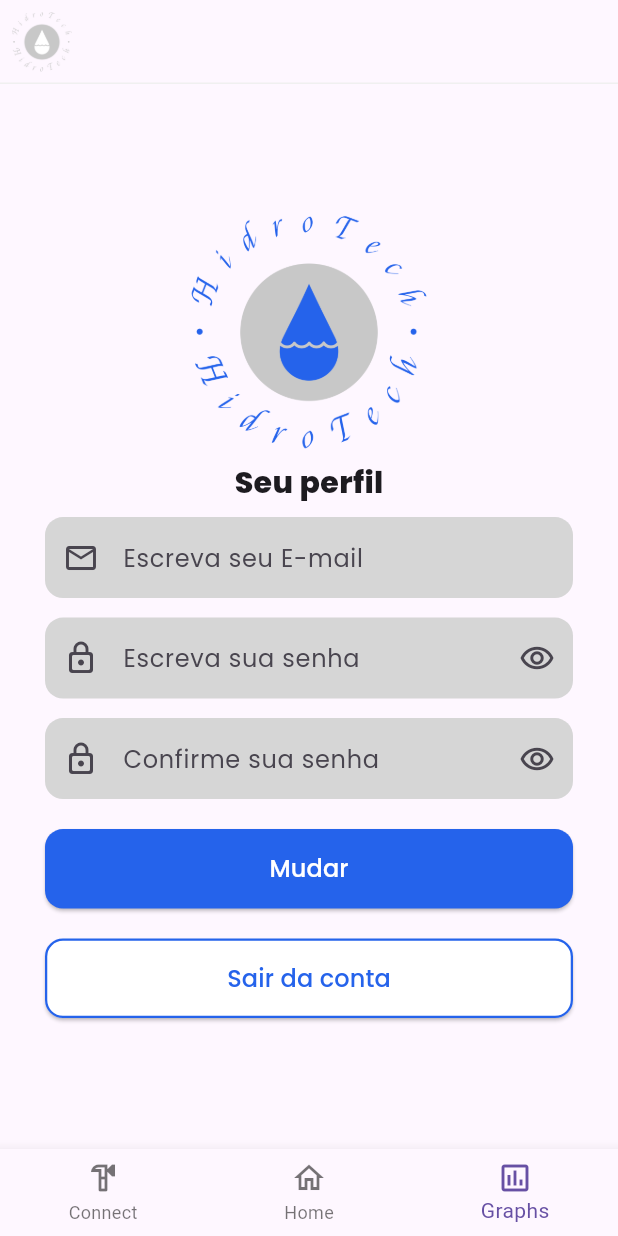
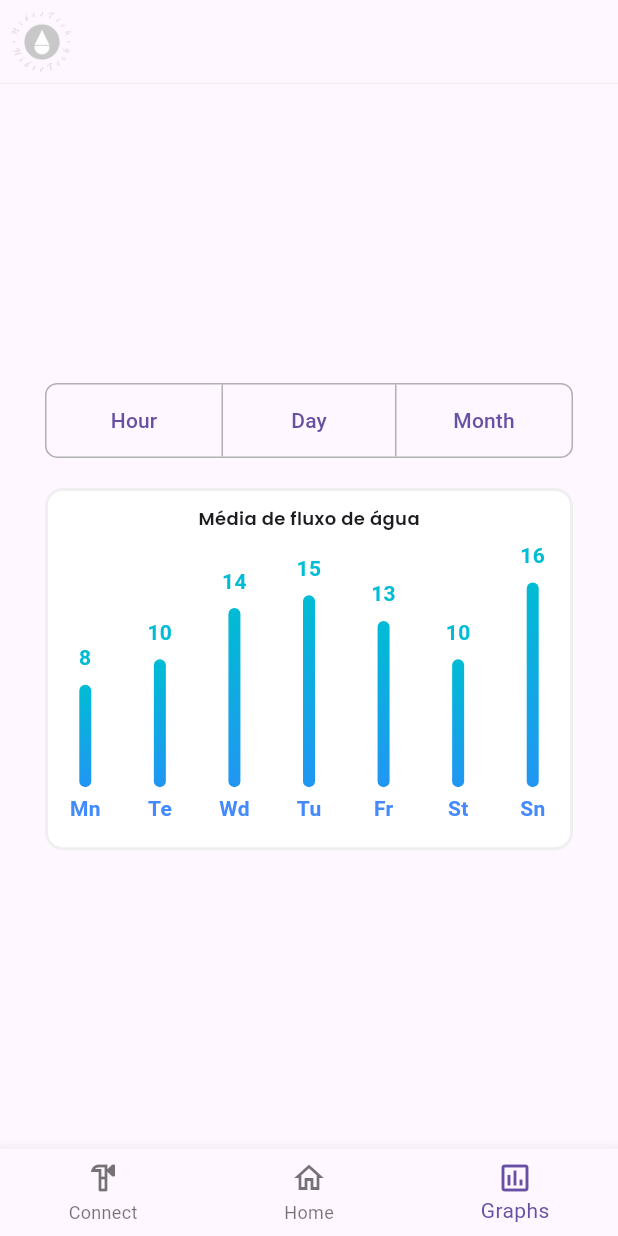
Before and after one commit to Felip3ra/ProjetoMeioAmbiente, a Flutter app: the screen it shows after launch, on a phone screen of 412 x 824 dp. Run offline on Flutter 3.47's test engine with Material 3 defaults, Android fonts, the phone set to English and light mode, and no system bars; drawn by our look-alikes of fl_chart; our stand-ins replace google_fonts.

Commit message:
feat: Tela de graphs incompleta

```diff
--- a/hidro_tech/lib/main.dart
+++ b/hidro_tech/lib/main.dart
@@ -1,4 +1,5 @@
 import 'package:flutter/material.dart';
+import 'package:hidro_tech/pages/graphsPage.dart';
 import 'package:hidro_tech/pages/loginPage.dart';
 import 'package:hidro_tech/pages/profilePage.dart';
 import 'package:hidro_tech/pages/signUpPage.dart';
@@ -7,6 +8,7 @@ import 'package:hidro_tech/pages/codePage.dart';
 import 'package:hidro_tech/pages/newPasswordPage.dart';
 import 'package:hidro_tech/pages/homePage.dart';
 import 'package:hidro_tech/pages/connectPage.dart';
+
 void main(){
   runApp(MyApp());
 }
@@ -18,7 +20,7 @@ class MyApp extends StatelessWidget {
   Widget build(BuildContext context) {
     return MaterialApp(
       debugShowCheckedModeBanner: false,
-      home: profilePage(),
+      home: graphsPage(),
     );
   }
 }
--- /dev/null
+++ b/hidro_tech/lib/pages/graphsPage.dart
@@ -0,0 +1,52 @@
+import 'package:flutter/material.dart';
+import 'package:hidro_tech/widgets/graphs.dart';
+import 'package:hidro_tech/widgets/hardwareStatus.dart';
+import 'package:hidro_tech/widgets/averageGraph.dart';
+import 'package:hidro_tech/widgets/currentFlow.dart';
+import 'package:hidro_tech/widgets/selectButtom.dart';
+
+class graphsPage extends StatefulWidget {
+  graphsPage({super.key});
+
+  @override
+  State<graphsPage> createState() => _graphsPageState();
+}
+
+class _graphsPageState extends State<graphsPage> {
+  @override
+  Widget build(BuildContext context) {
+    return Scaffold(
+      appBar: AppBar(
+        shape: Border(bottom: BorderSide(width: 1, color: Color(0xffF0F0F0),),),
+        leading: IconButton(
+          onPressed: () {},
+          icon: Image.asset('assets/logo2.png'),
+        ),
+      ),
+      bottomNavigationBar: BottomNavigationBar(
+
+        currentIndex: 2,
+        items: [
+          BottomNavigationBarItem(
+              icon: Icon(Icons.hardware_outlined), label: 'Connect'),
+          BottomNavigationBarItem(
+              icon: Icon(Icons.home_outlined), label: 'Home'),
+          BottomNavigationBarItem(
+              icon: Icon(Icons.assessment_outlined), label: 'Graphs'),
+        ],
+      ),
+      body: Center(
+        child: Padding(
+          padding: const EdgeInsets.all(30.0),
+          child: Column(
+            mainAxisSize: MainAxisSize.min,
+            children: [
+              Selectbuttom(),
+              graphs(),
+            ],
+          ),
+        ),
+      ),
+    );
+  }
+}
--- /dev/null
+++ b/hidro_tech/lib/widgets/graphs.dart
@@ -0,0 +1,217 @@
+
+import 'package:fl_chart/fl_chart.dart';
+import 'package:flutter/material.dart';
+import 'package:google_fonts/google_fonts.dart';
+
+class graphs extends StatelessWidget {
+  const graphs();
+
+  @override
+  Widget build(BuildContext context) {
+    return Container(
+      margin: EdgeInsets.fromLTRB(0, 20, 0, 0),
+      padding: EdgeInsets.symmetric(vertical: 10,),
+      decoration: BoxDecoration(
+        borderRadius: BorderRadius.circular(12),
+        border: Border.all(width: 2, color: Color(0xffEFEFEF),),
+        color: Colors.white
+      ),
+      child: AspectRatio(
+        aspectRatio: 1.6,
+        child: Column(
+          crossAxisAlignment: CrossAxisAlignment.stretch,
+          children: [
+            Row(
+              mainAxisAlignment: MainAxisAlignment.center,
+              children: [
+                Text('Média de fluxo de água', style: GoogleFonts.poppins(textStyle: TextStyle(fontSize: 12, fontWeight: FontWeight.w600),),),
+              ],
+            ),
+            Expanded(
+              child: BarChart(
+                BarChartData(
+                  barTouchData: barTouchData,
+                  titlesData: titlesData,
+                  borderData: borderData,
+                  barGroups: barGroups,
+                  gridData: const FlGridData(show: false),
+                  alignment: BarChartAlignment.spaceAround,
+                  maxY: 20,
+                ),
+              ),
+            ),
+          ],
+        ),
+      ),
+    );
+  }
+
+  BarTouchData get barTouchData => BarTouchData(
+        enabled: false,
+        touchTooltipData: BarTouchTooltipData(
+          getTooltipColor: (group) => Colors.transparent,
+          tooltipPadding: EdgeInsets.zero,
+          tooltipMargin: 8,
+          getTooltipItem: (
+            BarChartGroupData group,
+            int groupIndex,
+            BarChartRodData rod,
+            int rodIndex,
+          ) {
+            return BarTooltipItem(
+              rod.toY.round().toString(),
+              const TextStyle(
+                color: Colors.cyan,
+                fontWeight: FontWeight.bold,
+              ),
+            );
+          },
+        ),
+      );
+
+  Widget getTitles(double value, TitleMeta meta) {
+    final style = TextStyle(
+      color: Colors.blueAccent,
+      fontWeight: FontWeight.bold,
+      fontSize: 14,
+    );
+    String text;
+    switch (value.toInt()) {
+      case 0:
+        text = 'Mn';
+        break;
+      case 1:
+        text = 'Te';
+        break;
+      case 2:
+        text = 'Wd';
+        break;
+      case 3:
+        text = 'Tu';
+        break;
+      case 4:
+        text = 'Fr';
+        break;
+      case 5:
+        text = 'St';
+        break;
+      case 6:
+        text = 'Sn';
+        break;
+      default:
+        text = '';
+        break;
+    }
+    return SideTitleWidget(
+      axisSide: meta.axisSide,
+      space: 4,
+      child: Text(text, style: style),
+    );
+  }
+
+  FlTitlesData get titlesData => FlTitlesData(
+        show: true,
+        bottomTitles: AxisTitles(
+          sideTitles: SideTitles(
+            showTitles: true,
+            reservedSize: 30,
+            getTitlesWidget: getTitles,
+          ),
+        ),
+        leftTitles: const AxisTitles(
+          sideTitles: SideTitles(showTitles: false),
+        ),
+        topTitles: const AxisTitles(
+          sideTitles: SideTitles(showTitles: false),
+        ),
+        rightTitles: const AxisTitles(
+          sideTitles: SideTitles(showTitles: false),
+        ),
+      );
+
+  FlBorderData get borderData => FlBorderData(
+        show: false,
+      );
+
+  LinearGradient get _barsGradient => LinearGradient(
+        colors: [
+          Colors.blue,
+          Colors.cyan,
+        ],
+        begin: Alignment.bottomCenter,
+        end: Alignment.topCenter,
+      );
+
+  List<BarChartGroupData> get barGroups => [
+        BarChartGroupData(
+          x: 0,
+          barRods: [
+            BarChartRodData(
+              toY: 8,
+              gradient: _barsGradient,
+            )
+          ],
+          showingTooltipIndicators: [0],
+        ),
+        BarChartGroupData(
+          x: 1,
+          barRods: [
+            BarChartRodData(
+              toY: 10,
+              gradient: _barsGradient,
+            )
+          ],
+          showingTooltipIndicators: [0],
+        ),
+        BarChartGroupData(
+          x: 2,
+          barRods: [
+            BarChartRodData(
+              toY: 14,
+              gradient: _barsGradient,
+            )
+          ],
+          showingTooltipIndicators: [0],
+        ),
+        BarChartGroupData(
+          x: 3,
+          barRods: [
+            BarChartRodData(
+              toY: 15,
+              gradient: _barsGradient,
+            )
+          ],
+          showingTooltipIndicators: [0],
+        ),
+        BarChartGroupData(
+          x: 4,
+          barRods: [
+            BarChartRodData(
+              toY: 13,
+              gradient: _barsGradient,
+            )
+          ],
+          showingTooltipIndicators: [0],
+        ),
+        BarChartGroupData(
+          x: 5,
+          barRods: [
+            BarChartRodData(
+              toY: 10,
+              gradient: _barsGradient,
+            )
+          ],
+          showingTooltipIndicators: [0],
+        ),
+        BarChartGroupData(
+          x: 6,
+          barRods: [
+            BarChartRodData(
+              toY: 16,
+              gradient: _barsGradient,
+            )
+          ],
+          showingTooltipIndicators: [0],
+        ),
+      ];
+}
--- /dev/null
+++ b/hidro_tech/lib/widgets/selectButtom.dart
@@ -0,0 +1,55 @@
+import 'package:flutter/material.dart';
+
+class Selectbuttom extends StatefulWidget {
+  const Selectbuttom({super.key});
+
+  @override
+  State<Selectbuttom> createState() => _SelectbuttomState();
+}
+
+class _SelectbuttomState extends State<Selectbuttom> {
+  @override
+  Widget build(BuildContext context) {
+    return Container(
+      decoration: BoxDecoration(
+        borderRadius: BorderRadius.circular(8),
+        border: Border.all(
+          width: 1,
+          color: Color(0xffB1B1B1),
+        ),
+      ),
+      child: Row(
+        children: [
+          Expanded(
+            child: TextButton(
+              onPressed: () {},
+              child: Text('Hour'),
+            ),
+          ),
+          Expanded(
+            child: Container(
+              decoration: BoxDecoration(
+                border: Border.symmetric(
+                  vertical: BorderSide(
+                    width: 1,
+                    color: Color(0xffB1B1B1),
+                  ),
+                ),
+              ),
+              child: TextButton(
+                onPressed: () {},
+                child: Text('Day'),
+              ),
+            ),
+          ),
+          Expanded(
+            child: TextButton(
+              onPressed: () {},
+              child: Text('Month'),
+            ),
+          ),
+        ],
+      ),
+    );
+  }
+}
```
